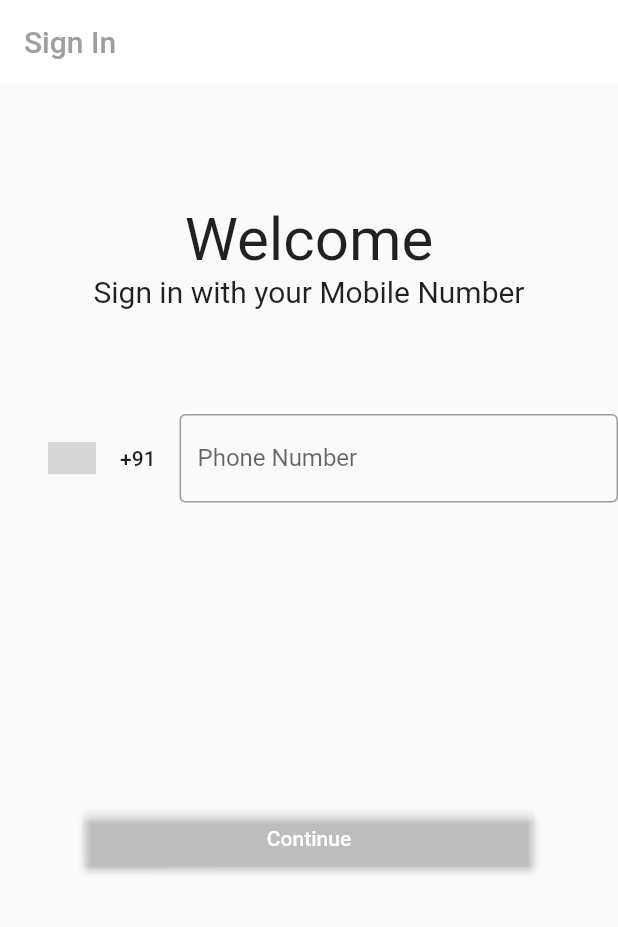
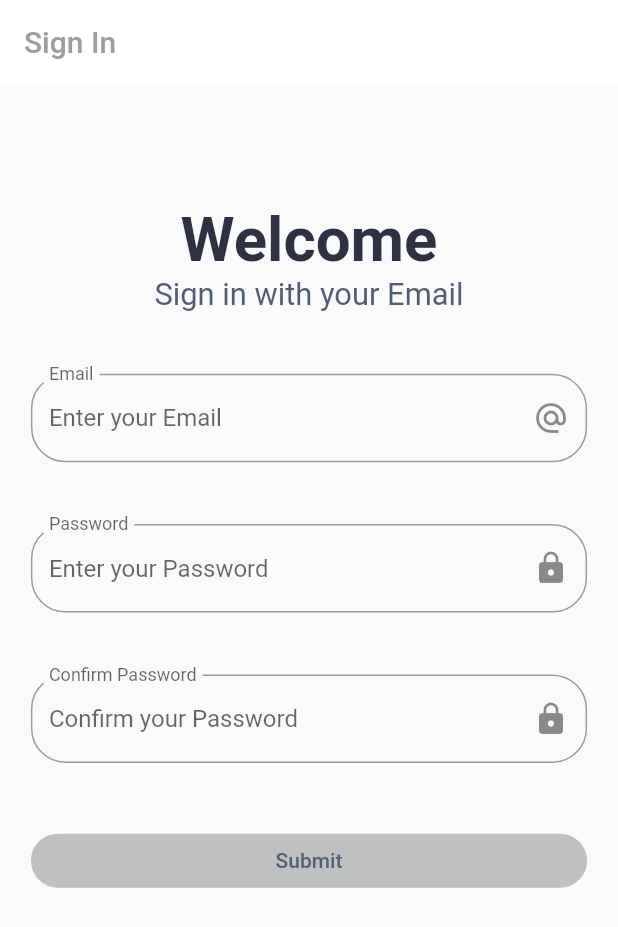
Before and after one commit to Abdulhaseeb101/peoople, a Flutter app: the screen it shows after launch, on a phone screen of 412 x 824 dp. Shown: the top 927 px of the screen. Run offline on Flutter 3.47's test engine with Material 2 defaults, Android fonts, the light colour scheme and no system bars; drawn by our look-alikes of country_code_picker; our stand-ins replace carousel_slider; missing offline and left inert: pin_entry_text_field; grey boxes are pictures that could not be loaded.

Commit message:
Fixed Sign In page UI

```diff
--- /dev/null
+++ b/lib/constants.dart
@@ -0,0 +1,15 @@
+import 'package:flutter/cupertino.dart';
+import 'package:flutter/material.dart';
+import 'package:newflut_app/helper/sizeConfig.dart';
+
+// Color schema
+const PColor = Color(0xFFBFC0C0);
+const PLightColor = Color(0xFFF9F9F9);
+const STextColor = Color(0xFF4F5D75);
+const PTextColor = Color(0xFF2D3142);
+const bgColor = Color(0xFFebecee);
+
+
+// Styles
+const double BorderRadiusValue = 23.0;
+const double TextFieldBorderWidth = 2.0;
--- /dev/null
+++ b/lib/helper/buildForms.dart
@@ -0,0 +1,160 @@
+import 'package:flutter/material.dart';
+import 'package:newflut_app/constants.dart';
+import 'package:newflut_app/helper/sizeConfig.dart';
+import 'package:newflut_app/screens/otpScreen.dart';
+
+class SignUpForm extends StatefulWidget {
+  @override
+  _SignUpFormState createState() => _SignUpFormState();
+}
+
+class _SignUpFormState extends State<SignUpForm> {
+  String email;
+  String password;
+  String confirmPassword;
+  final _formKey = GlobalKey<FormState>();
+
+  @override
+  Widget build(BuildContext context) {
+    return Form(
+      key: _formKey,
+      child: Column(
+        children: [
+          buildEmailForm(),
+          SizedBox(height: getProportionateHeight(context, 0.05)),
+          buildPasswordForm(),
+          SizedBox(height: getProportionateHeight(context, 0.05)),
+          buildConfirmPasswordForm(),
+          SizedBox(height: getProportionateHeight(context, 0.05)),
+          SizedBox(
+            width: getProportionateWidth(context, 1.0),
+            child: TextButton(
+              child: Text(
+                'Submit',
+                style: TextStyle(color: STextColor),
+              ),
+              onPressed: () {
+                if (_formKey.currentState.validate()) {
+                  _formKey.currentState.save();
+                  // if all are valid then go to success screen
+                  Navigator.push(
+                      context,
+                      MaterialPageRoute(
+                        builder: (context) => OtpPage(),
+                      ));
+                }
+              },
+              style: ButtonStyle(
+                backgroundColor: MaterialStateProperty.all(PColor),
+                shape: MaterialStateProperty.all<RoundedRectangleBorder>(
+                    RoundedRectangleBorder(
+                        borderRadius: BorderRadius.circular(18.0),
+                    ),
+                ),
+              ),
+            ),
+          ),
+        ],
+      ),
+    );
+  }
+
+  TextFormField buildEmailForm() {
+    return TextFormField(
+      keyboardType: TextInputType.emailAddress,
+      onSaved: (newValue) => email = newValue,
+      onChanged: (value) {
+        email = value;
+      },
+      validator: (value) {
+        if (value == null || value.isEmpty) {
+          return 'Enter Email';
+        }
+        return null;
+      },
+      decoration: InputDecoration(
+        fillColor: bgColor,
+        floatingLabelBehavior: FloatingLabelBehavior.always,
+        suffixIcon: Icon(
+          Icons.alternate_email,
+        ),
+        labelText: 'Email',
+        hintText: 'Enter your Email',
+        border: OutlineInputBorder(
+          borderRadius: BorderRadius.circular(BorderRadiusValue),
+          borderSide: BorderSide(
+            color: PColor,
+            width: TextFieldBorderWidth,
+          ),
+        ),
+      ),
+    );
+  }
+
+  TextFormField buildPasswordForm() {
+    return TextFormField(
+      obscureText: true,
+      onSaved: (newValue) => password = newValue,
+      onChanged: (value) {
+        password = value;
+      },
+      validator: (value) {
+        if (value == null || value.isEmpty) {
+          return 'Enter Password';
+        }
+        return null;
+      },
+      decoration: InputDecoration(
+        fillColor: bgColor,
+        floatingLabelBehavior: FloatingLabelBehavior.always,
+        suffixIcon: Icon(
+          Icons.lock,
+        ),
+        labelText: 'Password',
+        hintText: 'Enter your Password',
+        border: OutlineInputBorder(
+          borderRadius: BorderRadius.circular(BorderRadiusValue),
+          borderSide: BorderSide(
+            color: PColor,
+            width: TextFieldBorderWidth,
+          ),
+        ),
+      ),
+    );
+  }
+
+  TextFormField buildConfirmPasswordForm() {
+    return TextFormField(
+      obscureText: true,
+      onSaved: (newValue) => confirmPassword = newValue,
+      onChanged: (value) {
+        confirmPassword = value;
+      },
+      validator: (value) {
+        if (value == null || value.isEmpty) {
+          return 'Confirm your password';
+        }
+        if (confirmPassword != password) {
+          return 'Make sure passwords match';
+        }
+        return null;
+      },
+      decoration: InputDecoration(
+        fillColor: bgColor,
+        floatingLabelBehavior: FloatingLabelBehavior.always,
+        suffixIcon: Icon(
+          Icons.lock,
+        ),
+        labelText: 'Confirm Password',
+        hintText: 'Confirm your Password',
+        border: OutlineInputBorder(
+          borderRadius: BorderRadius.circular(BorderRadiusValue),
+          borderSide: BorderSide(
+            color: PColor,
+            width: TextFieldBorderWidth,
+          ),
+        ),
+      ),
+    );
+  }
+}
--- /dev/null
+++ b/lib/helper/sizeConfig.dart
@@ -0,0 +1,9 @@
+import 'package:flutter/material.dart';
+
+double getProportionateHeight(BuildContext context, double inputHeight) {
+  return MediaQuery.of(context).size.height * inputHeight;
+}
+
+double getProportionateWidth(BuildContext context, double inputWidth) {
+  return MediaQuery.of(context).size.width * inputWidth;
+}
--- a/lib/main.dart
+++ b/lib/main.dart
@@ -1,6 +1,7 @@
 import 'package:flutter/material.dart';
-import 'package:country_code_picker/country_code_picker.dart';
-import 'package:newflut_app/Screens/otpScreen.dart';
+import 'package:newflut_app/constants.dart';
+import 'package:newflut_app/helper/sizeConfig.dart';
+import 'package:newflut_app/helper/buildForms.dart';
 
 void main() {
   runApp(MaterialApp(debugShowCheckedModeBanner: false, home: SignInPage()));
@@ -13,6 +14,12 @@ class SignInPage extends StatefulWidget {
 }
 
 class _SignInPageState extends State<SignInPage> {
+
+  // Variables to store data acquired from textfields
+  String email;
+  String password;
+  String confirmPassword;
+
   @override
   Widget build(BuildContext context) {
     return Scaffold(
@@ -28,50 +35,22 @@ class _SignInPageState extends State<SignInPage> {
             SizedBox(height: 80),
             Text(
               'Welcome',
-              style: TextStyle(fontSize: 40.0),
+              style: TextStyle(
+                fontSize: getProportionateWidth(context, 0.10),
+                fontWeight: FontWeight.bold,
+                color: PTextColor,
+              ),
             ),
             Text(
-              'Sign in with your Mobile Number',
-              style: TextStyle(fontSize: 20.0),
+              'Sign in with your Email',
+              textAlign: TextAlign.center,
+              style: TextStyle(
+                fontSize: getProportionateWidth(context, 0.05),
+                color: STextColor,
+              ),
             ),
-            SizedBox(height: 70),
-            Row(
-              children: [
-                CountryCodePicker(
-                  onChanged: print,
-                  initialSelection: 'IN',
-                  showFlag: true,
-                  showCountryOnly: true,
-                ),
-                Expanded(
-                    child: TextField(
-                  keyboardType: TextInputType.number,
-                  decoration: InputDecoration(
-                      border: OutlineInputBorder(),
-                      labelText: 'Phone Number',
-                      hintText: 'Enter Phone Number'),
-                ))
-              ],
-            ),
-            SizedBox(
-              height: 200.0,
-            ),
-            ConstrainedBox(
-              constraints: BoxConstraints.tightFor(width: 300.0),
-              child: ElevatedButton(
-                child: Text('Continue'),
-                onPressed: () {
-                  Navigator.push(
-                      context,
-                      MaterialPageRoute(
-                        builder: (context) => OtpPage(),
-                      ));
-                },
-                style: ElevatedButton.styleFrom(
-                  primary: Colors.white10,
-                ),
-              ),
-            )
+            SizedBox(height: getProportionateHeight(context, 0.05),),
+            SizedBox(child:SignUpForm(), width: getProportionateWidth(context, 0.9),),
           ],
         ),
       )),
--- a/lib/models/category.dart
+++ b/lib/models/category.dart
@@ -1,7 +1,8 @@
+
 class Category {
+  // Category class to represent each category
   final String label;
   final String value;
 
   Category(this.label, this.value);
-
   }
--- a/lib/services/services.dart
+++ b/lib/services/services.dart
@@ -20,7 +20,6 @@ Future<List<Category>> fetchCategories() async {
       categories.add(category);
     }
 
-    print(categories.length); // TEST
     return categories;
   } else {
     // If the server did not respond
```
Also changed, not shown: lib/screens/homeScreen.dart (+26 -44 lines).
